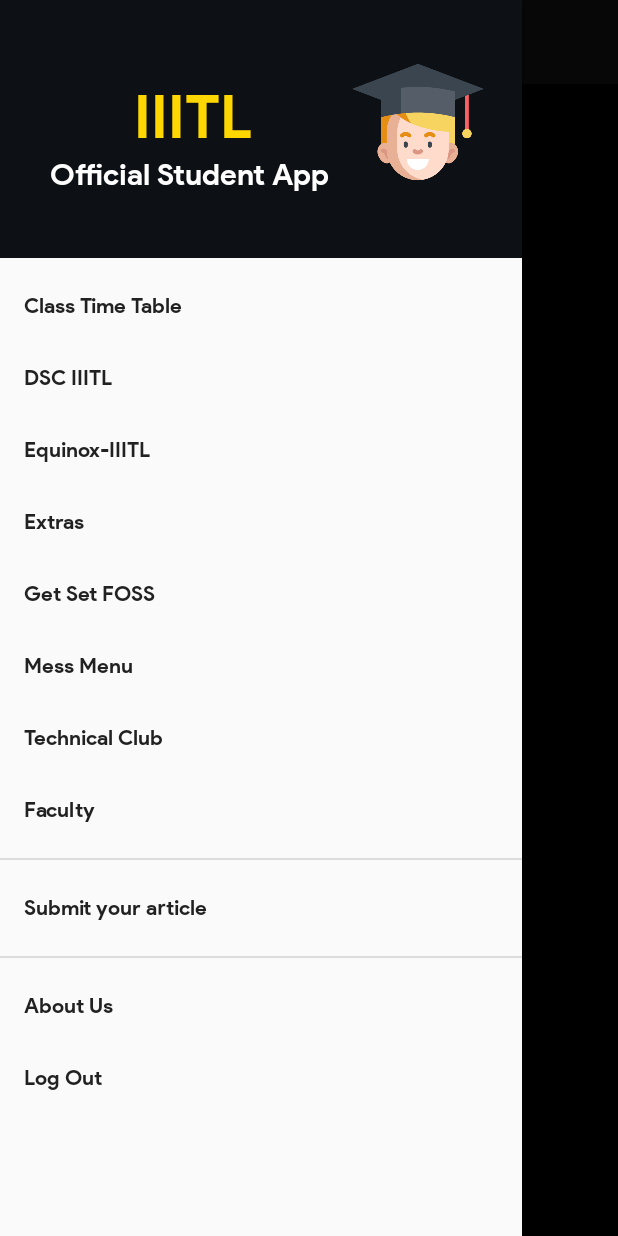
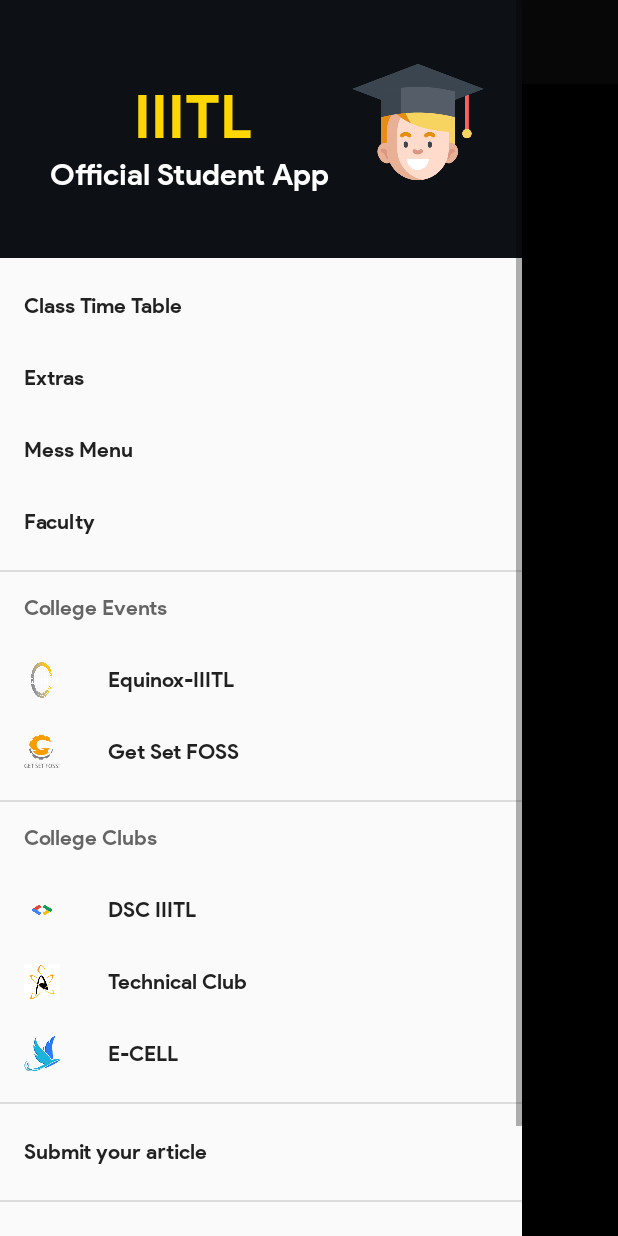
Before and after one commit to GOVINDDIXIT/IIITL-Student-APP, an Android app: the MainActivity screen opened directly, with no data from a screen before it, with the side drawer open, on a phone screen of 412 x 824 dp. Run offline under Robolectric (Android 15) with nearby library versions, the phone set to English and light mode, and no system bars; 1 statement that could not run was skipped.

Commit message:
Grouping in drawer

```diff
--- a/app/src/main/java/govind/iiitl/app/MainActivity.java
+++ b/app/src/main/java/govind/iiitl/app/MainActivity.java
@@ -59,6 +59,7 @@ public class MainActivity extends AppCompatActivity {
         setUpToolbar();
 
         navigationView = findViewById(R.id.navigation_menu);
+        navigationView.setItemIconTintList(null);
         navigationView.setNavigationItemSelectedListener(item -> {
             switch (item.getItemId()) {
                 case R.id.nav_TimeTable:
@@ -80,6 +81,9 @@ public class MainActivity extends AppCompatActivity {
                     Intent intent = new Intent(this, MessMenuActivity.class);
                     intent.putExtra("ViewType", "assets");
                     startActivity(intent);
+                    break;
+                case R.id.nav_ecell:
+                    openWebPage(getResources().getString(R.string.ecellwebsite));
                     break;
                 case R.id.nav_logOut:
                     startActivity(new Intent(MainActivity.this, LogOut.class));
--- a/app/src/main/res/menu/drawer_menu.xml
+++ b/app/src/main/res/menu/drawer_menu.xml
@@ -8,43 +8,65 @@
             android:title="Class Time Table">
 
         </item>
-        <item
-            android:id="@+id/nav_dsc"
-            android:title="DSC IIITL">
 
-        </item>
-        <item
-            android:id="@+id/nav_equinox"
-            android:title="Equinox-IIITL">
 
-        </item>
         <item
             android:id="@+id/nav_extras"
             android:title="Extras">
 
         </item>
-        <item
-            android:id="@+id/nav_GetSetFoss"
-            android:title="Get Set FOSS" >
 
-        </item>
         <item
             android:id="@+id/nav_mess_menu"
             android:title="Mess Menu" >
 
         </item>
-        <item
-            android:id="@+id/nav_axios"
-            android:title="Technical Club">
 
-        </item>
         <item
             android:id="@+id/nav_faculty"
             android:title="Faculty">
 
         </item>
 
+        <item android:title="College Events">
+            <menu>
 
+                <item
+                    android:id="@+id/nav_equinox"
+                    android:icon="@drawable/equinox_logo_white"
+                    android:title="Equinox-IIITL">
+
+                </item>
+
+                <item
+                    android:id="@+id/nav_GetSetFoss"
+                    android:icon="@drawable/get_set_foss"
+                    android:title="Get Set FOSS" >
+
+                </item>
+            </menu>
+        </item>
+
+        <item android:title="College Clubs">
+            <menu>
+                <item
+                    android:id="@+id/nav_dsc"
+                    android:icon="@drawable/dsc_logo"
+                    android:title="DSC IIITL" />
+                <item
+                    android:id="@+id/nav_axios"
+                    android:icon="@drawable/axios_logo"
+                    android:title="Technical Club">
+                </item>
+
+                <item
+                    android:id="@+id/nav_ecell"
+                    android:icon="@drawable/ecell"
+                    android:title="E-CELL">
+                </item>
+
+            </menu>
+        </item>
 
 
 
--- a/app/src/main/res/values/strings.xml
+++ b/app/src/main/res/values/strings.xml
@@ -55,5 +55,6 @@
 
     <!-- TODO: Remove or change this placeholder text -->
     <string name="hello_blank_fragment">Hello blank fragment</string>
+    <string name="ecellwebsite">https://enigmatic241.github.io/eCell/</string>
 
 </resources>
```
Also changed, not shown: app/src/main/res/drawable-xxhdpi/axios_logo.png (added), app/src/main/res/drawable-xxhdpi/dsc_logo.png (added), app/src/main/res/drawable-xxhdpi/ecell.png (added), app/src/main/res/drawable-xxhdpi/equinox_logo_white.png (added), app/src/main/res/drawable-xxhdpi/get_set_foss.png (added).
